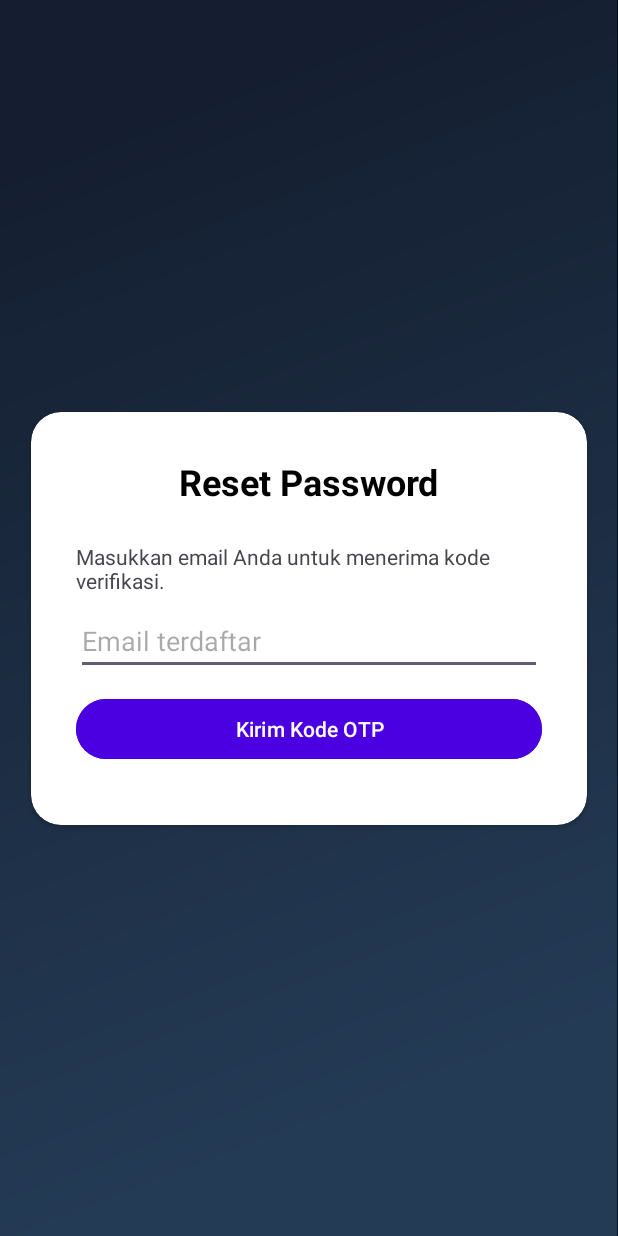
After one commit to akaneyama/secure-in, an Android app: the ResetPasswordActivity screen opened directly, with no data from a screen before it, on a phone screen of 412 x 824 dp. The commit adds this screen. Run offline under Robolectric (Android 15) with nearby library versions, the phone set to English and light mode, and no system bars.

Commit message:
UPDATE: Tinggal Edit Password

```diff
--- /dev/null
+++ b/app/src/main/java/com/daffaadityapurwanto/securein/ResetPasswordActivity.kt
@@ -0,0 +1,126 @@
+package com.daffaadityapurwanto.securein
+
+import android.os.Bundle
+import android.view.View
+import android.widget.Button
+import android.widget.EditText
+import android.widget.LinearLayout
+import android.widget.Toast
+import androidx.appcompat.app.AppCompatActivity
+import androidx.lifecycle.lifecycleScope
+import com.daffaadityapurwanto.securein.encryption.Encrypt
+import com.daffaadityapurwanto.securein.encryption.keyAES
+import com.daffaadityapurwanto.securein.network.ResetPassPerformRequest
+import com.daffaadityapurwanto.securein.network.ResetPassRequest
+import com.daffaadityapurwanto.securein.network.RetrofitClient
+import kotlinx.coroutines.Dispatchers
+import kotlinx.coroutines.launch
+import kotlinx.coroutines.withContext
+
+class ResetPasswordActivity : AppCompatActivity() {
+
+    private lateinit var etEmail: EditText
+    private lateinit var btnKirimOtp: Button
+    private lateinit var etOtp: EditText
+    private lateinit var etNewPass: EditText
+    private lateinit var etConfirmPass: EditText
+    private lateinit var btnResetPass: Button
+    private lateinit var requestOtpLayout: LinearLayout
+    private lateinit var resetPasswordLayout: LinearLayout
+
+    override fun onCreate(savedInstanceState: Bundle?) {
+        super.onCreate(savedInstanceState)
+        setContentView(R.layout.activity_reset_password)
+
+        etEmail = findViewById(R.id.et_reset_email)
+        btnKirimOtp = findViewById(R.id.btn_kirim_otp)
+        etOtp = findViewById(R.id.et_reset_otp)
+        etNewPass = findViewById(R.id.et_new_password)
+        etConfirmPass = findViewById(R.id.et_confirm_new_password)
+        btnResetPass = findViewById(R.id.btn_reset_password)
+        requestOtpLayout = findViewById(R.id.requestOtpLayout)
+        resetPasswordLayout = findViewById(R.id.resetPasswordLayout)
+
+        btnKirimOtp.setOnClickListener { requestOtp() }
+        btnResetPass.setOnClickListener { performReset() }
+    }
+
+    private fun showResetView(show: Boolean) {
+        if (show) {
+            requestOtpLayout.visibility = View.GONE
+            resetPasswordLayout.visibility = View.VISIBLE
+        } else {
+            requestOtpLayout.visibility = View.VISIBLE
+            resetPasswordLayout.visibility = View.GONE
+        }
+    }
+
+    private fun requestOtp() {
+        val email = etEmail.text.toString().trim()
+        if (email.isEmpty() || !email.contains("@")) {
+            Toast.makeText(this, "Masukkan alamat email yang valid.", Toast.LENGTH_SHORT).show()
+            return
+        }
+
+        Toast.makeText(this, "Mengirim OTP...", Toast.LENGTH_SHORT).show()
+        lifecycleScope.launch(Dispatchers.IO) {
+            try {
+                val request = ResetPassRequest(email = email)
+                val response = RetrofitClient.instance.requestPasswordReset(request)
+                withContext(Dispatchers.Main) {
+                    Toast.makeText(this@ResetPasswordActivity, response.body()?.message, Toast.LENGTH_LONG).show()
+                    if (response.isSuccessful) {
+                        showResetView(true)
+                    }
+                }
+            } catch (e: Exception) {
+                withContext(Dispatchers.Main) {
+                    Toast.makeText(this@ResetPasswordActivity, "Error: ${e.message}", Toast.LENGTH_LONG).show()
+                }
+            }
+        }
+    }
+
+    private fun performReset() {
+        val email = etEmail.text.toString().trim()
+        val otp = etOtp.text.toString().trim()
+        val newPass = etNewPass.text.toString()
+        val confirmPass = etConfirmPass.text.toString()
+
+        if (otp.length != 6) {
+            Toast.makeText(this, "OTP harus 6 digit.", Toast.LENGTH_SHORT).show()
+            return
+        }
+        if (newPass.isEmpty() || newPass != confirmPass) {
+            Toast.makeText(this, "Password baru tidak valid atau tidak cocok.", Toast.LENGTH_SHORT).show()
+            return
+        }
+
+        Toast.makeText(this, "Memproses...", Toast.LENGTH_SHORT).show()
+        lifecycleScope.launch(Dispatchers.IO) {
+            try {
+                val kunciAES = keyAES()
+                val encryptor = Encrypt(kunciAES.KunciAES128, kunciAES.KunciIVKey)
+                val encryptedPassword = encryptor.enkripsi(newPass)
+
+                val request = ResetPassPerformRequest(
+                    email = email,
+                    otp = otp,
+                    newPasswordEncrypted = encryptedPassword
+                )
+                val response = RetrofitClient.instance.performPasswordReset(request)
+
+                withContext(Dispatchers.Main) {
+                    Toast.makeText(this@ResetPasswordActivity, response.body()?.message, Toast.LENGTH_LONG).show()
+                    if (response.isSuccessful) {
+                        finish() // Tutup halaman reset dan kembali ke login
+                    }
+                }
+            } catch (e: Exception) {
+                withContext(Dispatchers.Main) {
+                    Toast.makeText(this@ResetPasswordActivity, "Error: ${e.message}", Toast.LENGTH_LONG).show()
+                }
+            }
+        }
+    }
+}
--- /dev/null
+++ b/app/src/main/res/layout/activity_reset_password.xml
@@ -0,0 +1,114 @@
+<?xml version="1.0" encoding="utf-8"?>
+<androidx.constraintlayout.widget.ConstraintLayout xmlns:android="http://schemas.android.com/apk/res/android"
+    xmlns:app="http://schemas.android.com/apk/res-auto"
+    xmlns:tools="http://schemas.android.com/tools"
+    android:layout_width="match_parent"
+    android:layout_height="match_parent"
+    android:background="@drawable/backgroundbaru"
+    tools:context=".ResetPasswordActivity">
+
+    <androidx.cardview.widget.CardView
+        android:id="@+id/card"
+        android:layout_width="0dp"
+        android:layout_height="wrap_content"
+        app:cardCornerRadius="20dp"
+        app:layout_constraintBottom_toBottomOf="parent"
+        app:layout_constraintEnd_toEndOf="parent"
+        app:layout_constraintStart_toStartOf="parent"
+        app:layout_constraintTop_toTopOf="parent"
+        app:layout_constraintWidth_percent="0.9">
+
+        <LinearLayout
+            android:layout_width="match_parent"
+            android:layout_height="wrap_content"
+            android:gravity="center_horizontal"
+            android:orientation="vertical"
+            android:padding="30dp">
+
+            <TextView
+                android:layout_width="wrap_content"
+                android:layout_height="wrap_content"
+                android:layout_marginBottom="24dp"
+                android:text="Reset Password"
+                android:textSize="24sp"
+                android:textStyle="bold"
+                android:textColor="@color/black"/>
+
+            <LinearLayout
+                android:id="@+id/requestOtpLayout"
+                android:layout_width="match_parent"
+                android:layout_height="wrap_content"
+                android:orientation="vertical">
+
+                <TextView
+                    android:layout_width="wrap_content"
+                    android:layout_height="wrap_content"
+                    android:layout_marginBottom="8dp"
+                    android:text="Masukkan email Anda untuk menerima kode verifikasi."/>
+
+                <EditText
+                    android:id="@+id/et_reset_email"
+                    android:layout_width="match_parent"
+                    android:layout_height="wrap_content"
+                    android:hint="Email terdaftar"
+                    android:inputType="textEmailAddress" />
+
+                <Button
+                    android:id="@+id/btn_kirim_otp"
+                    android:layout_width="match_parent"
+                    android:layout_height="wrap_content"
+                    android:layout_marginTop="12dp"
+                    android:layout_marginBottom="10dp"
+                    android:backgroundTint="@color/ungubutton"
+                    android:text="Kirim Kode OTP" />
+            </LinearLayout>
+
+            <LinearLayout
+                android:id="@+id/resetPasswordLayout"
+                android:layout_width="match_parent"
+                android:layout_height="wrap_content"
+                android:orientation="vertical"
+                android:visibility="gone"
+                tools:visibility="visible">
+
+
+
+                <EditText
+                    android:id="@+id/et_reset_otp"
+                    android:layout_width="match_parent"
+                    android:layout_height="wrap_content"
+                    android:hint="Kode OTP dari Email"
+                    android:inputType="number"
+                    android:maxLength="6" />
+
+                <EditText
+                    android:id="@+id/et_new_password"
+                    android:layout_width="match_parent"
+                    android:layout_height="wrap_content"
+                    android:layout_marginTop="8dp"
+                    android:hint="Password Baru"
+                    android:inputType="textPassword" />
+
+                <EditText
+                    android:id="@+id/et_confirm_new_password"
+                    android:layout_width="match_parent"
+                    android:layout_height="wrap_content"
+                    android:layout_marginTop="8dp"
+                    android:hint="Konfirmasi Password Baru"
+                    android:inputType="textPassword" />
+
+                <Button
+                    android:id="@+id/btn_reset_password"
+                    android:layout_width="match_parent"
+                    android:layout_height="wrap_content"
+                    android:layout_marginTop="16dp"
+                    android:backgroundTint="@color/ungubutton"
+                    android:text="Reset Password" />
+            </LinearLayout>
+
+        </LinearLayout>
+    </androidx.cardview.widget.CardView>
+
+
+
+</androidx.constraintlayout.widget.ConstraintLayout>
--- /dev/null
+++ b/app/src/main/res/xml/provider_paths.xml
@@ -0,0 +1,6 @@
+<?xml version="1.0" encoding="utf-8"?>
+<paths xmlns:android="http://schemas.android.com/apk/res/android">
+    <cache-path
+        name="shared_files"
+        path="." />
+</paths>
```
Also changed, not shown: app/src/main/AndroidManifest.xml (+15 -1 lines), app/src/main/java/com/daffaadityapurwanto/securein/data/databaseHelper.kt (+12 -8 lines), app/src/main/java/com/daffaadityapurwanto/securein/encryption/Encrypt.kt (+38 -0 lines), app/src/main/java/com/daffaadityapurwanto/securein/fragmentdashboard/SettingFragment.kt (+116 -25 lines), app/src/main/java/com/daffaadityapurwanto/securein/halamanlogin.kt (+22 -13 lines), app/src/main/java/com/daffaadityapurwanto/securein/network/ApiService.kt (+17 -3 lines), app/src/main/res/layout/activity_halamanlogin.xml (+11 -2 lines), app/src/main/res/layout/fragment_setting.xml (+18 -18 lines), app/src/main/assets/secureindb.db.
